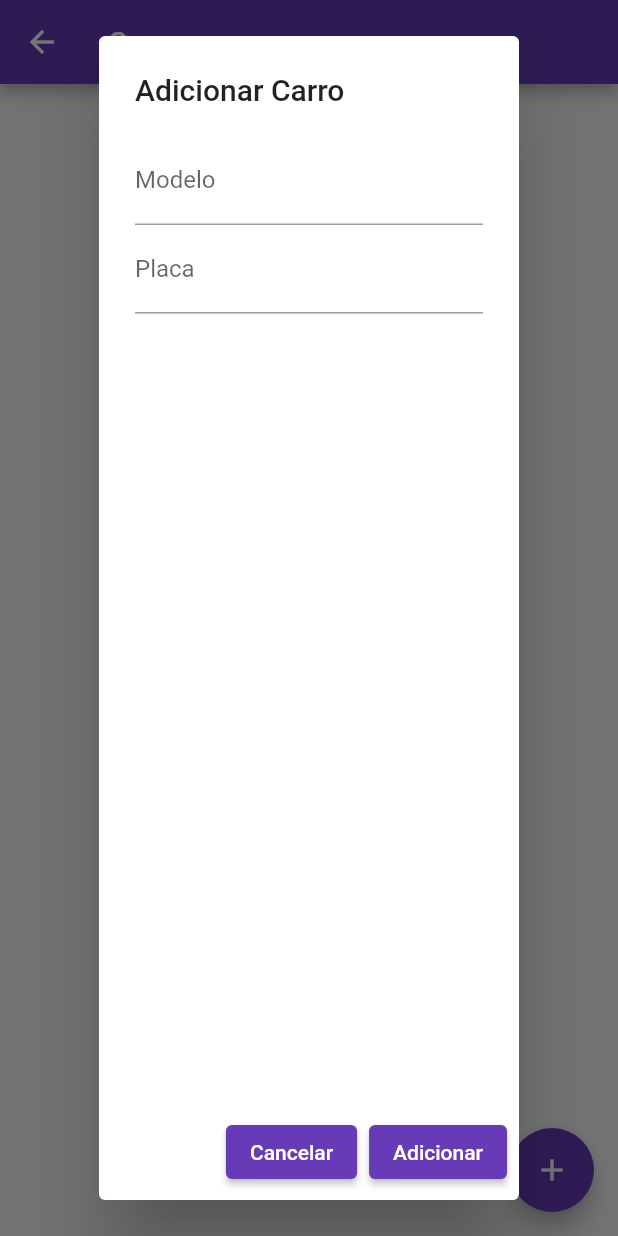
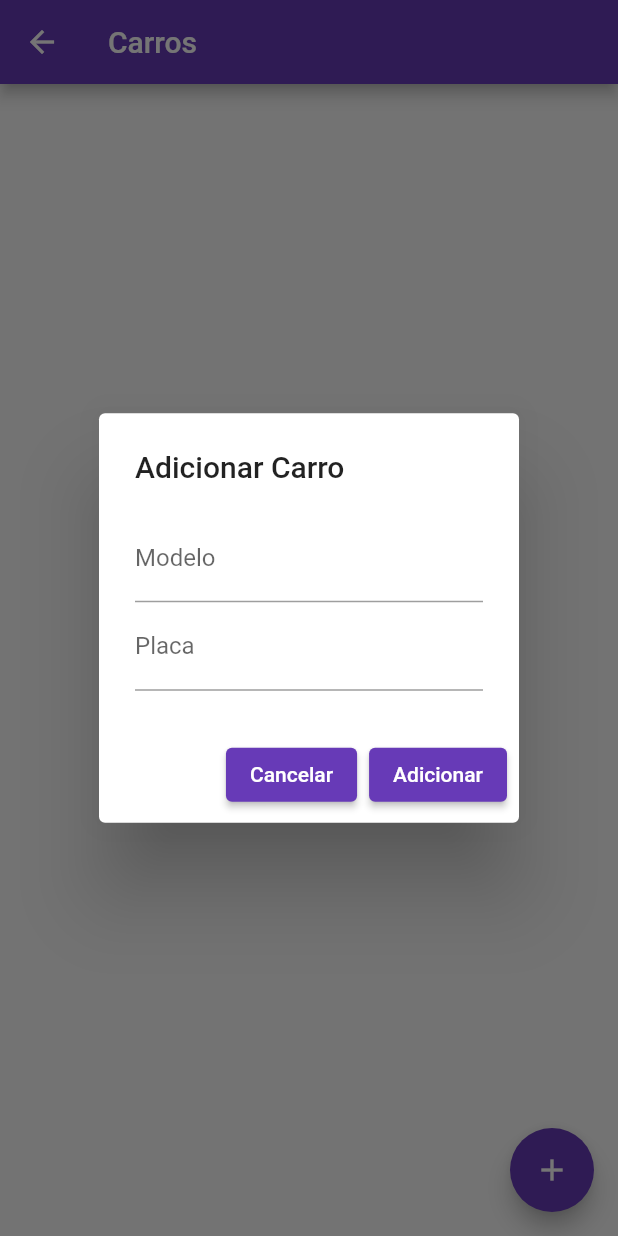
Before and after one commit to lopes-adriano/condominio, a Flutter app: the CarrosMoradorScreen screen opened by its route, after a tap on the "add" icon, on a phone screen of 412 x 824 dp. Run offline on Flutter 3.47's test engine with Material 2 defaults, Android fonts, the phone set to English and light mode, and no system bars; our stand-ins replace brasil_fields, cloud_firestore, email_validator, firebase_core, mask_text_input_formatter; accounts and stored records are empty.

Commit message:
modified:   lib/screens/carros_morador.dart 	modified:   lib/user_form.dart

```diff
--- a/lib/screens/carros_morador.dart
+++ b/lib/screens/carros_morador.dart
@@ -66,6 +66,7 @@ class CarrosMoradorScreen extends StatelessWidget {
               return AlertDialog(
                 title: const Text('Adicionar Carro'),
                 content: Column(
+                  mainAxisSize: MainAxisSize.min,
                   children: [
                     TextFormField(
                       onChanged: (value) {
--- a/lib/user_form.dart
+++ b/lib/user_form.dart
@@ -103,6 +103,7 @@ class _UserFieldsFormState extends State<UserFieldsForm> {
             ),
             TextFormField(
               decoration: const InputDecoration(labelText: 'CPF'),
+              keyboardType: TextInputType.number,
               inputFormatters: [maskCpf],
               validator: (value) {
                 if (value == null || value.isEmpty) {
```
